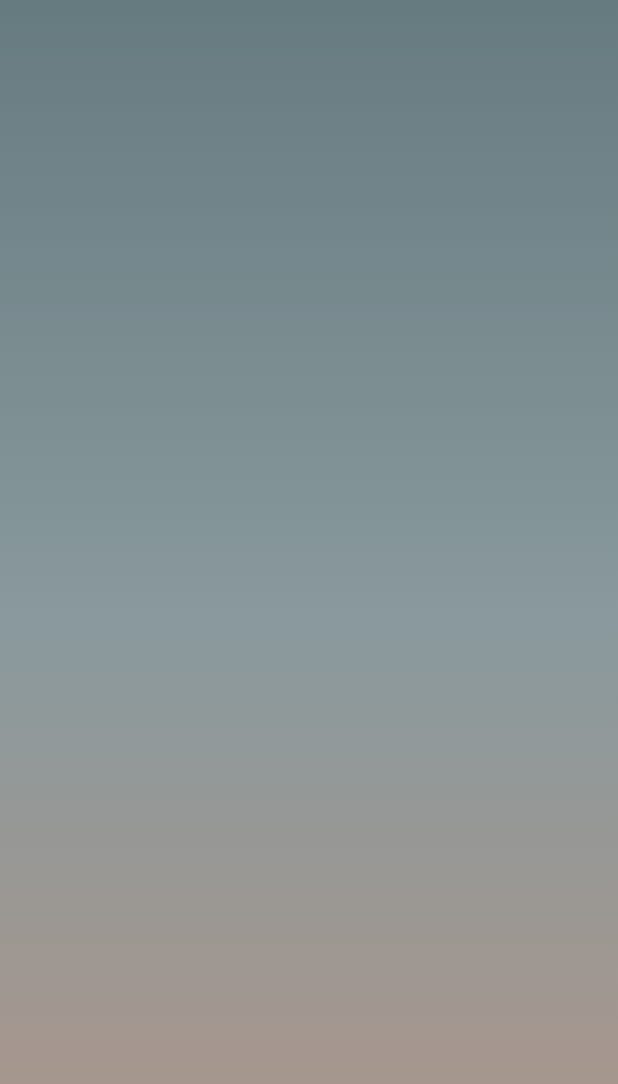
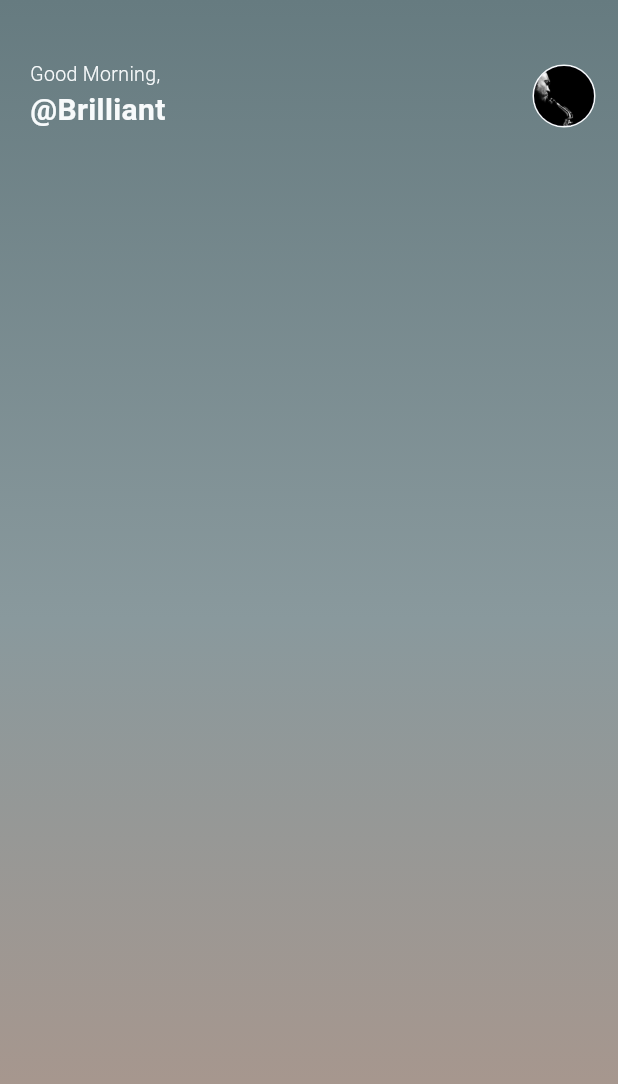
Before and after one commit to kwakyebrilliant/play, a Flutter app: the HomePage screen opened directly, on a phone screen of 412 x 824 dp. Shown: the top 1084 px of the screen. Run offline on Flutter 3.47's test engine with Material 3 defaults, Android fonts, the phone set to English and light mode, and no system bars.

Commit message:
home updates

```diff
--- a/lib/screens/home/home_page.dart
+++ b/lib/screens/home/home_page.dart
@@ -8,6 +8,17 @@ class HomePage extends StatefulWidget {
 }
 
 class _HomePageState extends State<HomePage> {
+  String _greetUser() {
+    var hour = DateTime.now().hour;
+    if (hour < 12) {
+      return 'Good Morning';
+    } else if (hour < 18) {
+      return 'Good Afternoon';
+    } else {
+      return 'Good Evening';
+    }
+  }
+
   @override
   Widget build(BuildContext context) {
     return Scaffold(
@@ -25,6 +36,69 @@ class _HomePageState extends State<HomePage> {
             ],
           ),
         ),
+        child: SingleChildScrollView(
+          child: Padding(
+            padding: const EdgeInsets.only(left: 15.0, right: 15.0, top: 40.0),
+            child: Column(
+              children: [
+                //profile, greeting and username
+                Row(
+                  mainAxisAlignment: MainAxisAlignment.spaceBetween,
+                  children: [
+                    //profile, greeting and username
+                    Row(
+                      children: [
+                        //Greetings and username
+                        Padding(
+                          padding: const EdgeInsets.only(left: 5.0),
+                          child: Column(
+                            crossAxisAlignment: CrossAxisAlignment.start,
+                            children: [
+                              //Greetings here
+                              Text(
+                                '${_greetUser()},',
+                                style: const TextStyle(
+                                  fontSize: 13.0,
+                                  color: Color(0xFFF7fAFB),
+                                  fontWeight: FontWeight.w300,
+                                ),
+                              ),
+
+                              //username here
+                              const Text(
+                                '@Brilliant',
+                                style: TextStyle(
+                                  fontSize: 20.0,
+                                  color: Color(0xFFF7fAFB),
+                                  fontWeight: FontWeight.w600,
+                                ),
+                              ),
+                            ],
+                          ),
+                        ),
+                      ],
+                    ),
+
+                    //profile Avatar
+                    Container(
+                      decoration: BoxDecoration(
+                        shape: BoxShape.circle,
+                        border: Border.all(
+                          color: const Color(0xFFF7fAFB),
+                          width: 1.0,
+                        ),
+                      ),
+                      child: const CircleAvatar(
+                        radius: 20.0,
+                        backgroundImage: AssetImage('assets/images/sing1.jpg'),
+                      ),
+                    ),
+                  ],
+                ),
+              ],
+            ),
+          ),
+        ),
       ),
     );
   }
```
